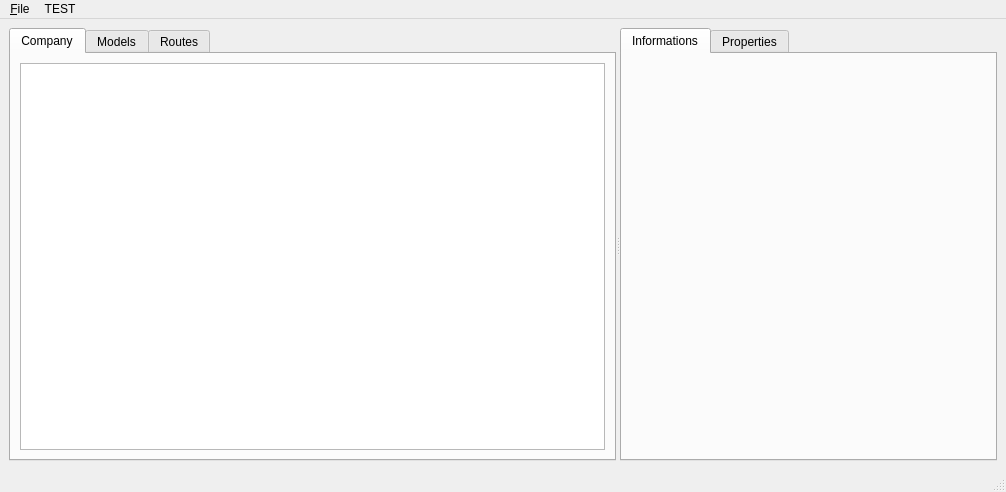
First picture: the form in vsoft_desktop/vsoft/mainwindow.ui, repository surachairobotic/vmer, before the edit.
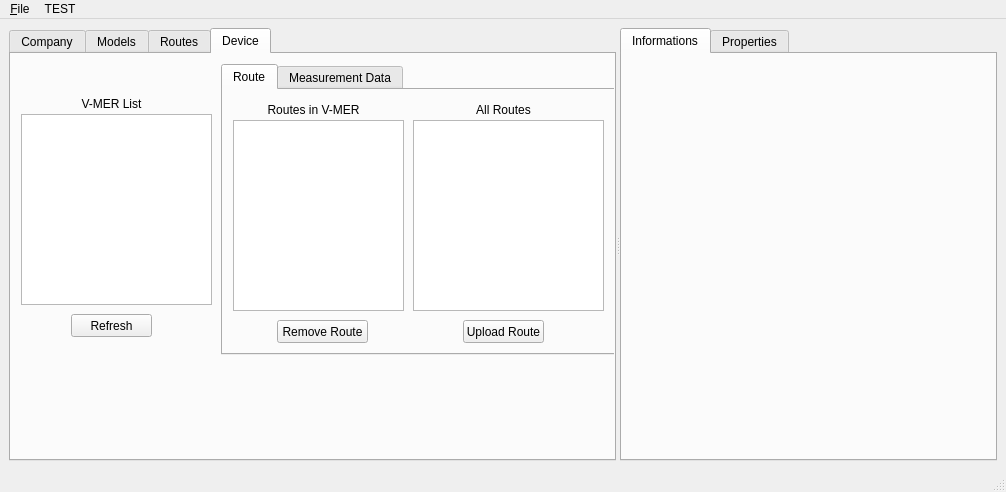
Second picture: the form after the edit. The open tabs and pages were chosen to show the change.

Patch:
```diff
--- a/vsoft_desktop/vsoft/mainwindow.ui
+++ b/vsoft_desktop/vsoft/mainwindow.ui
@@ -113,6 +113,214 @@
          </item>
         </layout>
        </widget>
+       <widget class="QWidget" name="tab">
+        <attribute name="title">
+         <string>Device</string>
+        </attribute>
+        <widget class="QPushButton" name="pushButtonRefreshDevice">
+         <property name="geometry">
+          <rect>
+           <x>60</x>
+           <y>260</y>
+           <width>81</width>
+           <height>23</height>
+          </rect>
+         </property>
+         <property name="text">
+          <string>Refresh</string>
+         </property>
+        </widget>
+        <widget class="QLabel" name="label">
+         <property name="geometry">
+          <rect>
+           <x>60</x>
+           <y>40</y>
+           <width>81</width>
+           <height>20</height>
+          </rect>
+         </property>
+         <property name="text">
+          <string>V-MER List</string>
+         </property>
+         <property name="alignment">
+          <set>Qt::AlignCenter</set>
+         </property>
+        </widget>
+        <widget class="QListWidget" name="listWidgetDevice">
+         <property name="geometry">
+          <rect>
+           <x>10</x>
+           <y>60</y>
+           <width>191</width>
+           <height>191</height>
+          </rect>
+         </property>
+        </widget>
+        <widget class="QTabWidget" name="tabWidgetDevice">
+         <property name="geometry">
+          <rect>
+           <x>210</x>
+           <y>10</y>
+           <width>401</width>
+           <height>291</height>
+          </rect>
+         </property>
+         <property name="currentIndex">
+          <number>0</number>
+         </property>
+         <widget class="QWidget" name="tab_route">
+          <attribute name="title">
+           <string>Route</string>
+          </attribute>
+          <widget class="QPushButton" name="pushButtonRemoveRoutes">
+           <property name="geometry">
+            <rect>
+             <x>54</x>
+             <y>230</y>
+             <width>91</width>
+             <height>23</height>
+            </rect>
+           </property>
+           <property name="text">
+            <string>Remove Route</string>
+           </property>
+          </widget>
+          <widget class="QLabel" name="label_2">
+           <property name="geometry">
+            <rect>
+             <x>240</x>
+             <y>10</y>
+             <width>81</width>
+             <height>20</height>
+            </rect>
+           </property>
+           <property name="text">
+            <string>All Routes</string>
+           </property>
+           <property name="alignment">
+            <set>Qt::AlignCenter</set>
+           </property>
+          </widget>
+          <widget class="QLabel" name="label_3">
+           <property name="geometry">
+            <rect>
+             <x>40</x>
+             <y>10</y>
+             <width>101</width>
+             <height>20</height>
+            </rect>
+           </property>
+           <property name="text">
+            <string>Routes in V-MER</string>
+           </property>
+           <property name="alignment">
+            <set>Qt::AlignCenter</set>
+           </property>
+          </widget>
+          <widget class="QTreeWidget" name="treeWidgetRoute_2">
+           <property name="geometry">
+            <rect>
+             <x>190</x>
+             <y>30</y>
+             <width>191</width>
+             <height>191</height>
+            </rect>
+           </property>
+           <attribute name="headerVisible">
+            <bool>false</bool>
+           </attribute>
+           <column>
+            <property name="text">
+             <string notr="true">1</string>
+            </property>
+           </column>
+          </widget>
+          <widget class="QPushButton" name="pushButtonUploadRoutes">
+           <property name="geometry">
+            <rect>
+             <x>240</x>
+             <y>230</y>
+             <width>81</width>
+             <height>23</height>
+            </rect>
+           </property>
+           <property name="text">
+            <string>Upload Route</string>
+           </property>
+          </widget>
+          <widget class="QListWidget" name="listWidgetDeviceRoute">
+           <property name="geometry">
+            <rect>
+             <x>10</x>
+             <y>30</y>
+             <width>171</width>
+             <height>191</height>
+            </rect>
+           </property>
+          </widget>
+         </widget>
+         <widget class="QWidget" name="tab_data">
+          <attribute name="title">
+           <string>Measurement Data</string>
+          </attribute>
+          <widget class="QLabel" name="label_4">
+           <property name="geometry">
+            <rect>
+             <x>180</x>
+             <y>10</y>
+             <width>51</width>
+             <height>16</height>
+            </rect>
+           </property>
+           <property name="text">
+            <string>Data List</string>
+           </property>
+           <property name="textFormat">
+            <enum>Qt::MarkdownText</enum>
+           </property>
+           <property name="alignment">
+            <set>Qt::AlignCenter</set>
+           </property>
+          </widget>
+          <widget class="QPushButton" name="pushButtonDownloadData">
+           <property name="geometry">
+            <rect>
+             <x>210</x>
+             <y>230</y>
+             <width>91</width>
+             <height>23</height>
+            </rect>
+           </property>
+           <property name="text">
+            <string>Download Data</string>
+           </property>
+          </widget>
+          <widget class="QPushButton" name="pushButtonRefreshData">
+           <property name="geometry">
+            <rect>
+             <x>110</x>
+             <y>230</y>
+             <width>81</width>
+             <height>23</height>
+            </rect>
+           </property>
+           <property name="text">
+            <string>Refresh</string>
+           </property>
+          </widget>
+          <widget class="QListWidget" name="listWidgetData">
+           <property name="geometry">
+            <rect>
+             <x>110</x>
+             <y>30</y>
+             <width>191</width>
+             <height>191</height>
+            </rect>
+           </property>
+          </widget>
+         </widget>
+        </widget>
+       </widget>
       </widget>
       <widget class="QTabWidget" name="tabWidgetRight">
        <property name="currentIndex">
```
Left out of the diff: 2 changed lines with no effect on the pictures.
